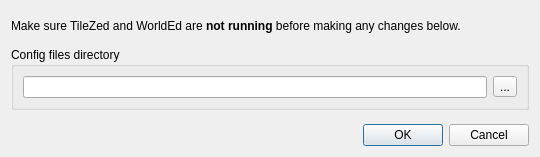
Above: src/config/configdialog.ui from timbaker/tiled before the change. Below: the same form after it.
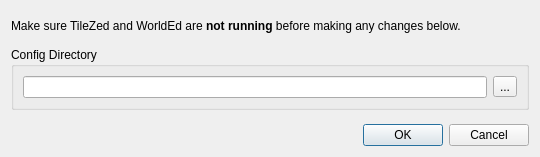
That is the form after the change.

Commit message: Changed a label in the config.exe dialog.

```diff
--- a/src/config/configdialog.ui
+++ b/src/config/configdialog.ui
@@ -27,7 +27,7 @@
    <item row="1" column="0">
     <widget class="QGroupBox" name="groupBox">
      <property name="title">
-      <string>Config files directory</string>
+      <string>Config Directory</string>
      </property>
      <layout class="QHBoxLayout" name="horizontalLayout">
       <item>
```
